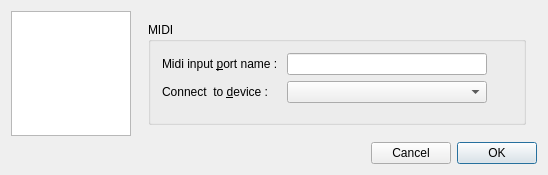
First picture: the form in src/gui/forms/settingsdialog.ui, repository deufrai/Qrest, before the edit.
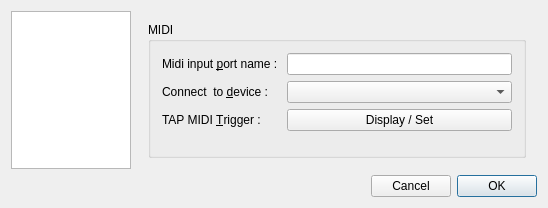
Second picture: the form after the edit. Icons and pictures are not drawn.

Commit message:
IN PROGRESS - issue QREST-26: TAP button click triggered by MIDI events
Integrated MIDI trigger learning dialog in settings dialog

http://requests.wardsback.org/browse/QREST-26

What changed in the file:
```diff
--- a/src/gui/forms/settingsdialog.ui
+++ b/src/gui/forms/settingsdialog.ui
@@ -10,7 +10,7 @@
     <x>0</x>
     <y>0</y>
     <width>548</width>
-    <height>175</height>
+    <height>208</height>
    </rect>
   </property>
   <property name="windowTitle">
@@ -129,6 +129,16 @@
                     </property>
                    </widget>
                   </item>
+                  <item>
+                   <widget class="QLabel" name="label">
+                    <property name="text">
+                     <string>TAP MIDI &amp;Trigger : </string>
+                    </property>
+                    <property name="buddy">
+                     <cstring>triggerButton</cstring>
+                    </property>
+                   </widget>
+                  </item>
                  </layout>
                 </item>
                 <item>
@@ -152,23 +162,17 @@
                     </property>
                    </widget>
                   </item>
+                  <item>
+                   <widget class="QPushButton" name="triggerButton">
+                    <property name="text">
+                     <string>Display / Set</string>
+                    </property>
+                   </widget>
+                  </item>
                  </layout>
                 </item>
                </layout>
               </item>
-              <item row="0" column="1">
-               <spacer name="horizontalSpacer_2">
-                <property name="orientation">
-                 <enum>Qt::Horizontal</enum>
-                </property>
-                <property name="sizeHint" stdset="0">
-                 <size>
-                  <width>34</width>
-                  <height>20</height>
-                 </size>
-                </property>
-               </spacer>
-              </item>
               <item row="1" column="0">
                <spacer name="verticalSpacer">
                 <property name="orientation">
```
Left out of the diff: 8 changed lines with no effect on the pictures. The commit also changes 9 other files.
